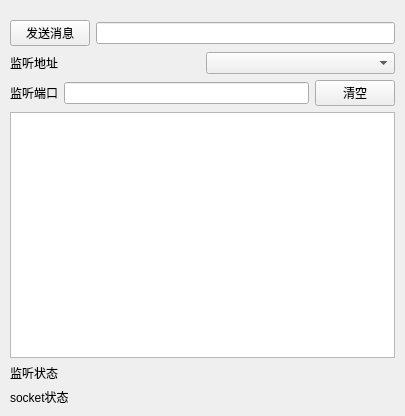
The window that com/net/netcom.ui (muyulong/pi_gateway) describes before a commit, drawn with Qt 5.
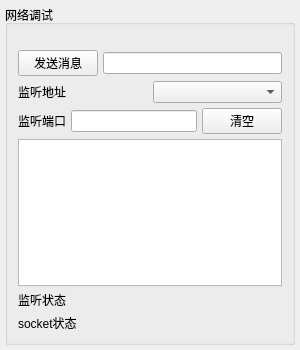
The same window after the commit.

The edit to the form file:
```diff
--- a/com/net/netcom.ui
+++ b/com/net/netcom.ui
@@ -6,28 +6,64 @@
    <rect>
     <x>0</x>
     <y>0</y>
-    <width>405</width>
-    <height>416</height>
+    <width>300</width>
+    <height>350</height>
    </rect>
   </property>
+  <property name="minimumSize">
+   <size>
+    <width>200</width>
+    <height>350</height>
+   </size>
+  </property>
   <property name="windowTitle">
    <string>Form</string>
   </property>
-  <layout class="QVBoxLayout" name="verticalLayout">
+  <layout class="QVBoxLayout" name="verticalLayout_2">
+   <property name="spacing">
+    <number>0</number>
+   </property>
    <property name="leftMargin">
-    <number>10</number>
+    <number>5</number>
    </property>
    <property name="topMargin">
-    <number>20</number>
+    <number>5</number>
    </property>
    <property name="rightMargin">
-    <number>10</number>
+    <number>5</number>
    </property>
    <property name="bottomMargin">
-    <number>10</number>
+    <number>5</number>
    </property>
    <item>
-    <layout class="QHBoxLayout" name="horizontalLayout_5">
+    <widget class="QGroupBox" name="groupBox_s2net">
+     <property name="maximumSize">
+      <size>
+       <width>16777215</width>
+       <height>16777215</height>
+      </size>
+     </property>
+     <property name="title">
+      <string>网络调试</string>
+     </property>
+     <layout class="QGridLayout" name="gridLayout">
+      <property name="leftMargin">
+       <number>10</number>
+      </property>
+      <property name="topMargin">
+       <number>25</number>
+      </property>
+      <property name="rightMargin">
+       <number>10</number>
+      </property>
+      <property name="bottomMargin">
+       <number>10</number>
+      </property>
+      <property name="spacing">
+       <number>5</number>
+      </property>
+      <item row="0" column="0">
+       <layout class="QHBoxLayout" name="horizontalLayout_15">
      <item>
       <widget class="QPushButton" name="btnSend">
        <property name="text">
@@ -40,10 +76,10 @@
      </item>
     </layout>
    </item>
+      <item row="1" column="0">
+       <layout class="QHBoxLayout" name="horizontalLayout_12">
    <item>
-    <layout class="QHBoxLayout" name="horizontalLayout_4">
-     <item>
-      <widget class="QLabel" name="label_9">
+         <widget class="QLabel" name="label_11">
        <property name="text">
         <string>监听地址</string>
        </property>
@@ -54,10 +90,10 @@
      </item>
     </layout>
    </item>
+      <item row="2" column="0">
+       <layout class="QHBoxLayout" name="horizontalLayout_14">
    <item>
-    <layout class="QHBoxLayout" name="horizontalLayout">
-     <item>
-      <widget class="QLabel" name="label_14">
+         <widget class="QLabel" name="label_20">
        <property name="text">
         <string>监听端口</string>
        </property>
@@ -75,13 +111,13 @@
      </item>
     </layout>
    </item>
-   <item>
+      <item row="3" column="0">
     <widget class="QPlainTextEdit" name="plainTextEdit"/>
    </item>
+      <item row="4" column="0">
+       <layout class="QHBoxLayout" name="horizontalLayout_11">
    <item>
-    <layout class="QHBoxLayout" name="horizontalLayout_2">
-     <item>
-      <widget class="QLabel" name="label_15">
+         <widget class="QLabel" name="label_18">
        <property name="text">
         <string>监听状态</string>
        </property>
@@ -96,10 +132,10 @@
      </item>
     </layout>
    </item>
+      <item row="5" column="0">
+       <layout class="QHBoxLayout" name="horizontalLayout_13">
    <item>
-    <layout class="QHBoxLayout" name="horizontalLayout_3">
-     <item>
-      <widget class="QLabel" name="label_12">
+         <widget class="QLabel" name="label_19">
        <property name="text">
         <string>socket状态</string>
        </property>
@@ -113,6 +149,9 @@
       </widget>
      </item>
     </layout>
+      </item>
+     </layout>
+    </widget>
    </item>
   </layout>
  </widget>
```
Lines whose indentation alone changed are shown as unchanged.
